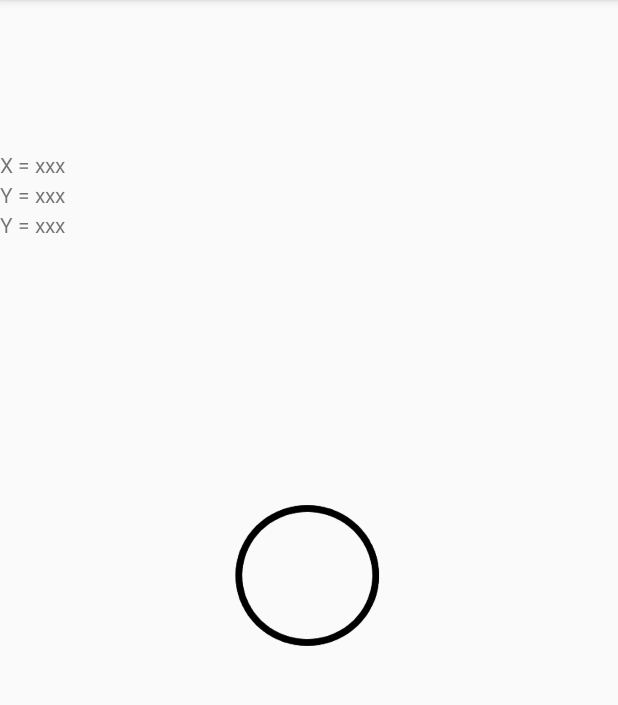
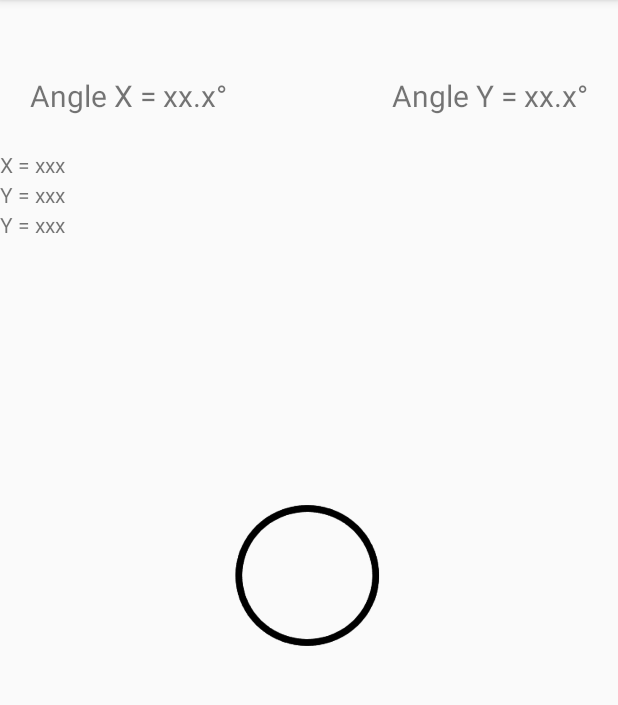
Before and after one commit to Guizboule/BoiteAOutils, an Android app: the fragment NiveauFragment shown on its own in the app's theme, on a phone screen of 412 x 824 dp, the part 84-789 px from its top. Run offline under Robolectric (Android 15) with nearby library versions, the phone set to English and light mode, and no system bars; 1 statement that could not run was skipped.

Commit message:
Update Niveau

```diff
--- a/app/src/main/java/com/example/boiteaoutils/ui/boussole/Boussole.java
+++ b/app/src/main/java/com/example/boiteaoutils/ui/boussole/Boussole.java
@@ -10,7 +10,7 @@ import android.util.Log;
 
 public class Boussole implements SensorEventListener {
 
-    private static final String TAG = "Hello";
+    private static final String TAG = "Boussole";
 
     public interface BoussoleListener {
         void onNewAzimuth(float azimuth);
--- a/app/src/main/java/com/example/boiteaoutils/ui/boussole/BoussoleFragment.java
+++ b/app/src/main/java/com/example/boiteaoutils/ui/boussole/BoussoleFragment.java
@@ -22,7 +22,7 @@ import com.example.boiteaoutils.R;
  */
 public class BoussoleFragment extends Fragment {
 
-    private static final String TAG = "Hello";
+    private static final String TAG = "BoussoleFragment";
 
     private Boussole boussole;
 
--- a/app/src/main/res/layout/fragment_niveau.xml
+++ b/app/src/main/res/layout/fragment_niveau.xml
@@ -41,4 +41,26 @@
         android:layout_centerInParent="true"
         android:src="@drawable/rond_noir" />
 
+    <TextView
+        android:id="@+id/textAngleX"
+        android:layout_width="wrap_content"
+        android:layout_height="wrap_content"
+        android:layout_alignParentStart="true"
+        android:layout_alignParentTop="true"
+        android:layout_marginStart="20dp"
+        android:layout_marginTop="50dp"
+        android:text="@string/angleX"
+        android:textSize="20dp" />
+
+    <TextView
+        android:id="@+id/textAngleY"
+        android:layout_width="wrap_content"
+        android:layout_height="wrap_content"
+        android:layout_alignParentTop="true"
+        android:layout_alignParentEnd="true"
+        android:layout_marginTop="50dp"
+        android:layout_marginEnd="20dp"
+        android:text="@string/angleY"
+        android:textSize="20dp" />
+
 </RelativeLayout>
--- a/app/src/main/res/navigation/mobile_navigation.xml
+++ b/app/src/main/res/navigation/mobile_navigation.xml
@@ -23,7 +23,7 @@
     <fragment
         android:id="@+id/nav_niveau"
         android:name="com.example.boiteaoutils.ui.niveau.NiveauFragment"
-        android:label="nav_niveau"
+        android:label="@string/menu_niveau"
         tools:layout="@layout/fragment_niveau" />
     <fragment
         android:id="@+id/nav_analyseurSon"
--- a/app/src/main/res/values/strings.xml
+++ b/app/src/main/res/values/strings.xml
@@ -29,12 +29,12 @@
     <string name="southeast">SE</string>
     <string name="southwest">SW</string>
 
-    <string name="fragment_lampe">Je suis le fragment lampe !</string>
     <string name="menu_lampe">Lampe</string>
     <string name="on_off">On/Off</string>
     <string name="off">Off</string>
     <string name="on">On</string>
 
     <string name="menu_niveau">Niveau</string>
-    <string name="fragment_niveau">Je suis le fragment niveau</string>
+    <string name="angleX">Angle X = xx.x°</string>
+    <string name="angleY">Angle Y = xx.x°</string>
 </resources>
```
Also changed, not shown: app/src/main/java/com/example/boiteaoutils/ui/niveau/NiveauFragment.java (+27 -25 lines).
